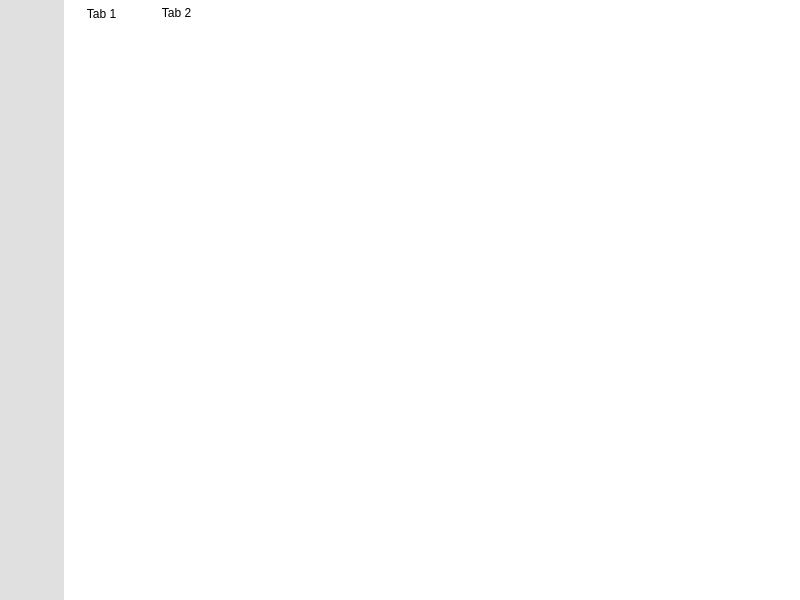
This is mainwindow.ui in iwxyi/CatlikeQQ as Qt 5 draws it before an edit. The edited form follows.
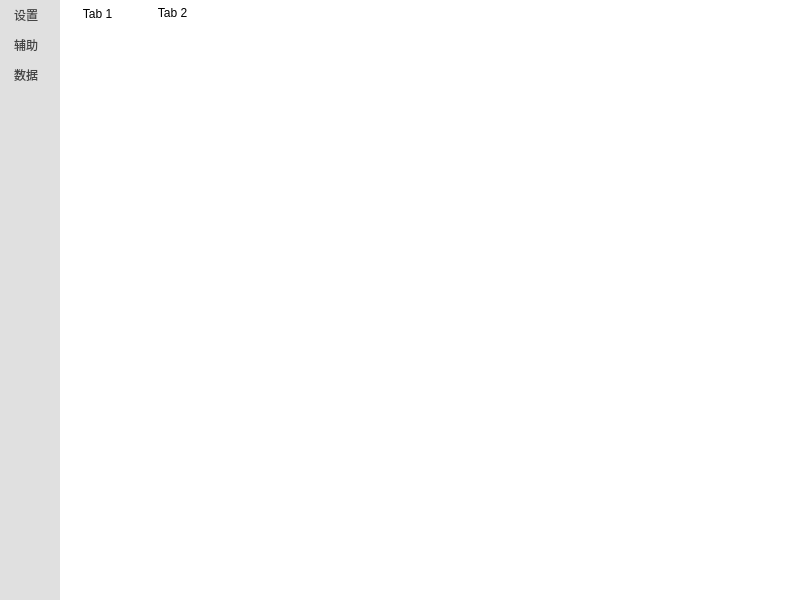
This is the edited form. Icons and pictures are not drawn. Custom widgets are drawn as their Qt base class.

The edit to the form file:
```diff
--- a/mainwindow.ui
+++ b/mainwindow.ui
@@ -52,7 +52,7 @@
       </property>
       <property name="maximumSize">
        <size>
-        <width>64</width>
+        <width>60</width>
         <height>16777215</height>
        </size>
       </property>
@@ -61,8 +61,82 @@
 {
 	background: #e0e0e0;
 	border: none;
+}
+
+#sideButtons::item
+{
+	padding-top: 6px;
+	padding-bottom: 6px;
+	padding-left: 11px;
+	padding-right: 11px;
+	color: #444444;
+	background: transparent;
+}
+
+#sideButtons::item:hover
+{
+	background: #e8e8e8;
+}
+
+#sideButtons::item:selected
+{
+	background: #f0f0f0;
 }</string>
       </property>
+      <property name="showDropIndicator" stdset="0">
+       <bool>false</bool>
+      </property>
+      <property name="dragDropMode">
+       <enum>QAbstractItemView::NoDragDrop</enum>
+      </property>
+      <property name="iconSize">
+       <size>
+        <width>32</width>
+        <height>32</height>
+       </size>
+      </property>
+      <property name="horizontalScrollMode">
+       <enum>QAbstractItemView::ScrollPerPixel</enum>
+      </property>
+      <property name="movement">
+       <enum>QListView::Static</enum>
+      </property>
+      <property name="layoutMode">
+       <enum>QListView::SinglePass</enum>
+      </property>
+      <property name="spacing">
+       <number>0</number>
+      </property>
+      <property name="viewMode">
+       <enum>QListView::IconMode</enum>
+      </property>
+      <item>
+       <property name="text">
+        <string>设置</string>
+       </property>
+       <property name="icon">
+        <iconset resource="resources/resources.qrc">
+         <normaloff>:/icons/icons/settings.png</normaloff>:/icons/icons/settings.png</iconset>
+       </property>
+      </item>
+      <item>
+       <property name="text">
+        <string>辅助</string>
+       </property>
+       <property name="icon">
+        <iconset resource="resources/resources.qrc">
+         <normaloff>:/icons/icons/auxiliary.png</normaloff>:/icons/icons/auxiliary.png</iconset>
+       </property>
+      </item>
+      <item>
+       <property name="text">
+        <string>数据</string>
+       </property>
+       <property name="icon">
+        <iconset resource="resources/resources.qrc">
+         <normaloff>:/icons/icons/application.png</normaloff>:/icons/icons/application.png</iconset>
+       </property>
+      </item>
      </widget>
     </item>
     <item>
```
Left out of the diff: 12 changed lines with no effect on the pictures.
